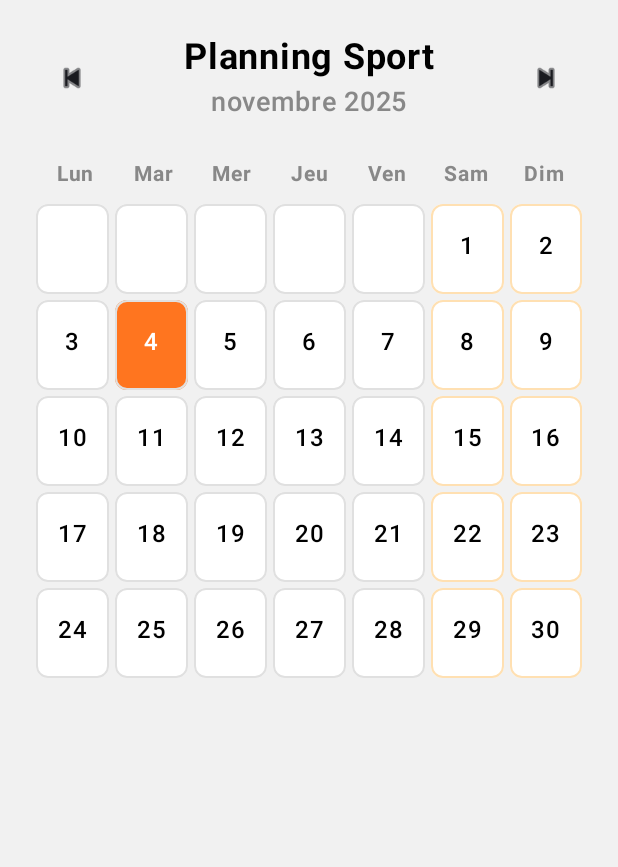
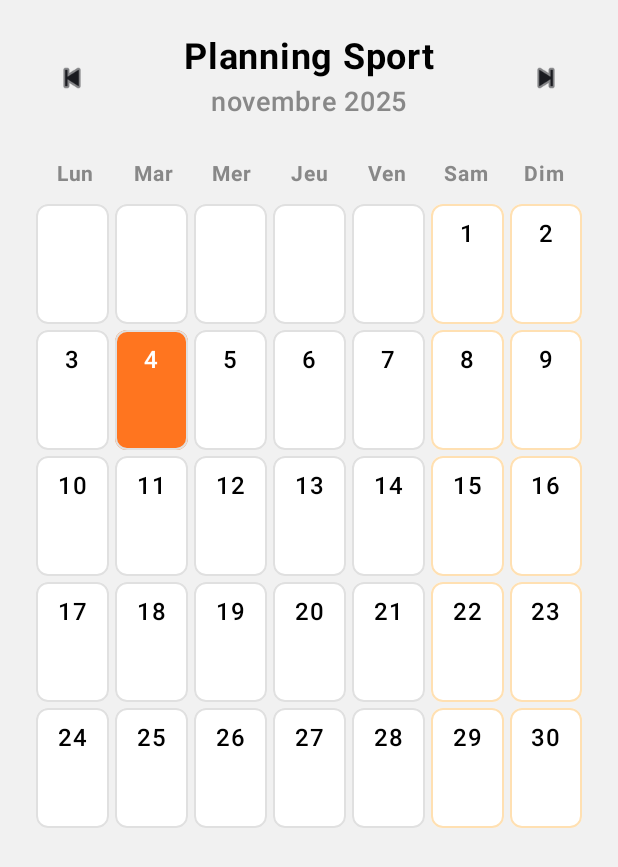
Before and after one commit to Kevendeuh/projet-marathon, an Android app built with Jetpack Compose: the PlanningSportScreen screen opened through its navigation route, on a phone screen of 412 x 824 dp. Shown: the top 867 px of the screen. Run offline under Robolectric (Android 15) with nearby library versions, the phone set to English and light mode, and no system bars; our stand-ins replace Room's generated code, livedata-compose.

Commit message:
fix ui calendrier
change l'alignement des etiquettes des jours

```diff
--- a/app/src/main/java/com/example/pllrun/screens/PlanningSportScreen.kt
+++ b/app/src/main/java/com/example/pllrun/screens/PlanningSportScreen.kt
@@ -9,10 +9,12 @@ import androidx.compose.foundation.layout.Column
 import androidx.compose.foundation.layout.PaddingValues
 import androidx.compose.foundation.layout.Row
 import androidx.compose.foundation.layout.Spacer
+import androidx.compose.foundation.layout.fillMaxHeight
 import androidx.compose.foundation.layout.fillMaxSize
 import androidx.compose.foundation.layout.fillMaxWidth
 import androidx.compose.foundation.layout.height
 import androidx.compose.foundation.layout.heightIn
+import androidx.compose.foundation.layout.offset
 import androidx.compose.foundation.layout.padding
 import androidx.compose.foundation.layout.size
 import androidx.compose.foundation.layout.statusBarsPadding
@@ -292,7 +294,7 @@ fun CalendarDayCell(
     }
     Box(
         modifier = modifier
-            .height(60.dp)
+            .height(80.dp)
             .background(
                 color = backgroundColor,
                 shape = RoundedCornerShape(8.dp)
@@ -303,34 +305,38 @@ fun CalendarDayCell(
                 shape = RoundedCornerShape(8.dp)
             )
             .clickable(onClick = onClick),
-        contentAlignment = Alignment.Center
     ) {
         if (date != null) {
             Column(
-                horizontalAlignment = Alignment.CenterHorizontally,
-                verticalArrangement = Arrangement.Center
+                modifier = Modifier
+                    .fillMaxSize() // La colonne prend toute la place de la Box parente
+                    .padding(vertical = 8.dp, horizontal = 4.dp), // Marges en haut/bas
+                horizontalAlignment = Alignment.CenterHorizontally // Centre tous les enfants horizontalement
             ) {
                 Text(
                     text = date.dayOfMonth.toString(),
                     fontSize = 16.sp,
                     fontWeight = FontWeight.Medium,
-                    color = if (isToday) Color.White else Color.Black
+                    color = if (isToday) Color.White else Color.Black,
+
                 )
 
-                Spacer(modifier = Modifier.height(4.dp)) // Ajoute un peu d'espace
+                Spacer(modifier = Modifier.weight(1f))
 
                 // On affiche le point seulement s'il y a des activités pour ce jour.
+                Box(modifier = Modifier.size(10.dp)) {
                     if (hasActivites) {
                         Box(
                             modifier = Modifier
-                            .size(6.dp)
+                                .fillMaxSize()
                                 .background(
-                                // La couleur du point est blanche si la cellule est orange (aujourd'hui),
-                                // sinon elle est orange.
                                     color = if (isToday) Color.White else Color(0xFFFF751F),
                                     shape = CircleShape
                                 )
                         )
+                    }
+                    // Si pas d'activité, le Box de 10.dp est vide mais il occupe l'espace,
+                    // garantissant un alignement parfait du numéro en haut.
                 }
             }
         }
```
Lines whose indentation alone changed are shown as unchanged.
